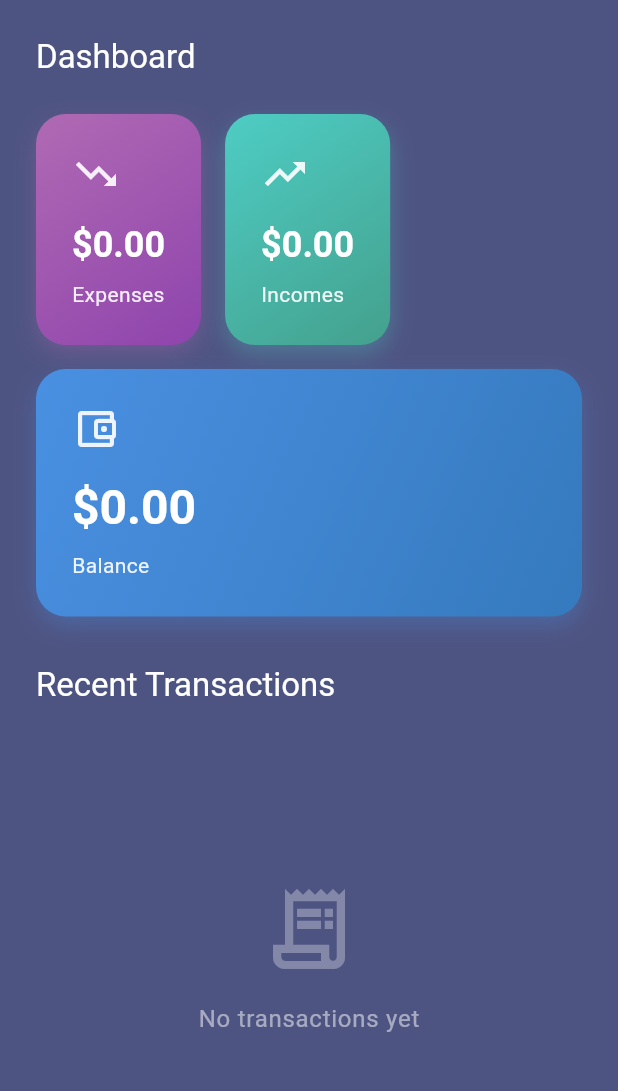
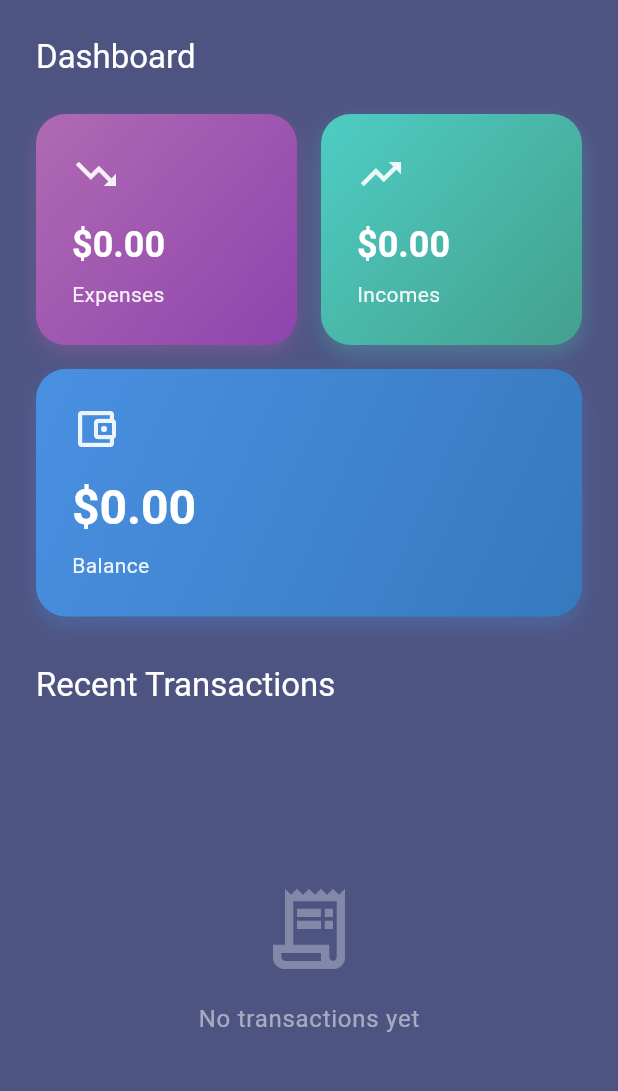
Before and after one commit to Zzorro-Kid/vault-flow-app, a Flutter app: the HomeScreen screen opened by its route, on a phone screen of 412 x 824 dp, the part 84-1175 px from its top. Run offline on Flutter 3.47's test engine with Material 3 defaults, Android fonts, the phone set to English and light mode, and no system bars; our stand-ins replace bloc, dartz, device_preview_plus, equatable, flutter_bloc, flutter_secure_storage and 2 more; accounts and stored records are empty.

Commit message:
add small fix

```diff
--- a/lib/features/home/presentation/widgets/dashboard_summary_widget.dart
+++ b/lib/features/home/presentation/widgets/dashboard_summary_widget.dart
@@ -29,20 +29,24 @@ class DashboardSummary extends StatelessWidget {
   Widget _buildExpensesAndIncomeCards(BuildContext context) {
     return Row(
       children: [
-        _buildSummaryCard(
+        Expanded(
+          child: _buildSummaryCard(
             context: context,
             icon: Icons.trending_down,
             title: 'Expenses',
             amount: summary.totalExpenses,
             gradient: _buildExpensesGradient(),
           ),
+        ),
         const SizedBox(width: AppDimensions.paddingMedium),
-        _buildSummaryCard(
+        Expanded(
+          child: _buildSummaryCard(
             context: context,
             icon: Icons.trending_up,
             title: 'Incomes',
             amount: summary.totalIncome,
             gradient: _buildIncomeGradient(),
+          ),
         ),
       ],
     );
```
Lines whose indentation alone changed are shown as unchanged.
